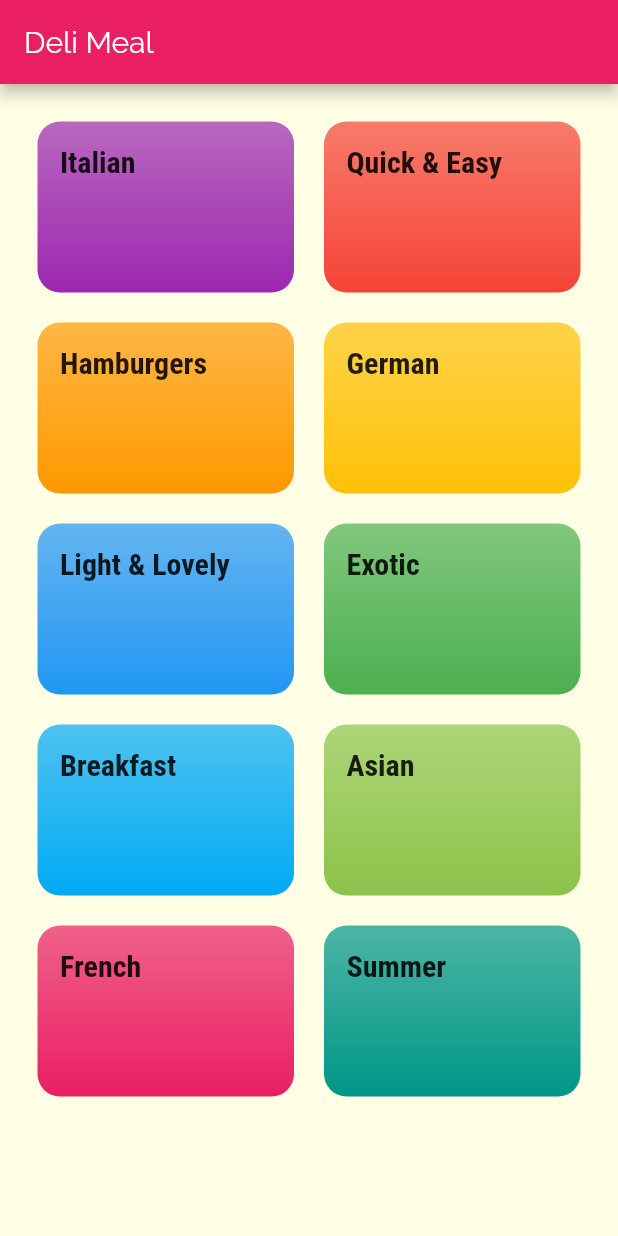
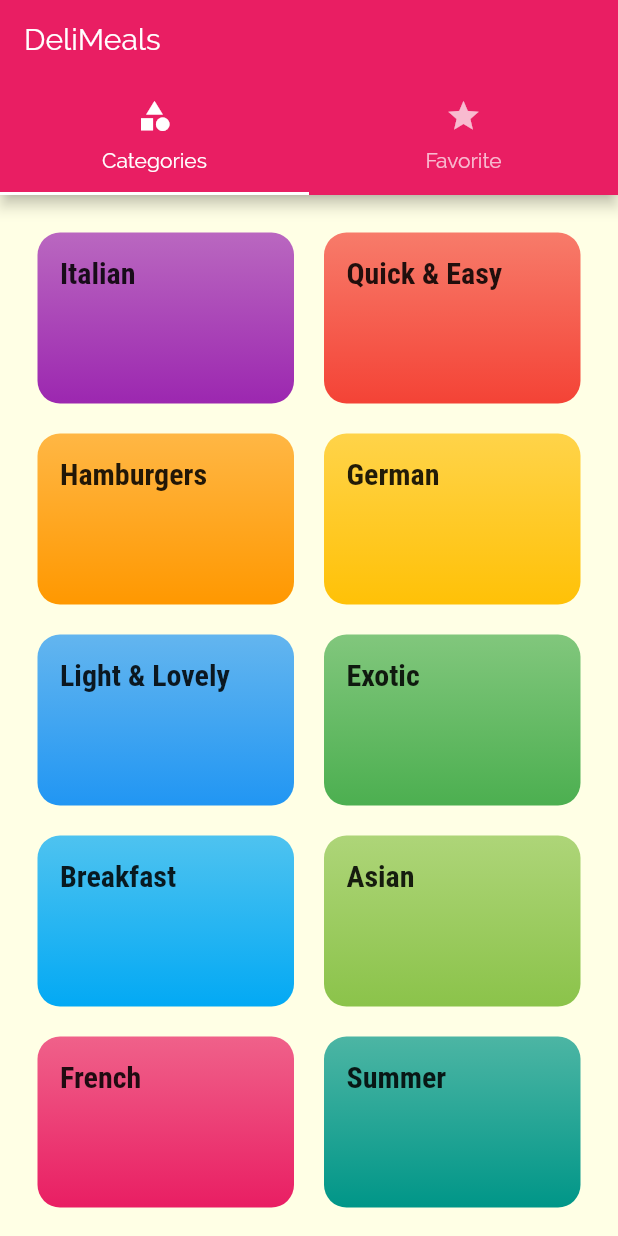
Before and after one commit to gaiyadev/deliMeals, a Flutter app: the screen it shows after launch, on a phone screen of 412 x 824 dp. Run offline on Flutter 3.47's test engine with Material 2 defaults, Android fonts, the phone set to English and light mode, and no system bars.

Commit message:
feat: added tabs and alot of features

```diff
--- a/lib/main.dart
+++ b/lib/main.dart
@@ -1,6 +1,7 @@
 import 'package:flutter/material.dart';
-import 'package:navigation/screen/categories_screen.dart';
 import 'package:navigation/screen/category_meals_screen.dart';
+import 'package:navigation/screen/meal_details_screen.dart';
+import 'package:navigation/screen/tabs_screen.dart';
 
 void main() => runApp(MyApp());
 
@@ -28,8 +29,9 @@ class MyApp extends StatelessWidget {
       // home: CategoriesScreen(),
       initialRoute: '/',
       routes: {
-        '/': (context) => CategoriesScreen(),
+        '/': (context) => TabsScreen(),
         CategoryMealScreen.id: (context) => CategoryMealScreen(),
+        MealDetailsScreen.id: (context) => MealDetailsScreen(),
       },
     );
   }
--- a/lib/screen/categories_screen.dart
+++ b/lib/screen/categories_screen.dart
@@ -5,11 +5,7 @@ import 'package:navigation/dummy_data.dart';
 class CategoriesScreen extends StatelessWidget {
   @override
   Widget build(BuildContext context) {
-    return Scaffold(
-      appBar: AppBar(
-        title: const Text('Deli Meal'),
-      ),
-      body: GridView(
+    return GridView(
       padding: const EdgeInsets.all(25.0),
       children: DUMMY_CATEGORIES
           .map(
@@ -26,7 +22,6 @@ class CategoriesScreen extends StatelessWidget {
         crossAxisSpacing: 20.0,
         mainAxisSpacing: 20.0,
       ),
-      ),
     );
   }
 }
--- a/lib/screen/category_meals_screen.dart
+++ b/lib/screen/category_meals_screen.dart
@@ -28,6 +28,7 @@ class CategoryMealScreen extends StatelessWidget {
       body: ListView.builder(
         itemBuilder: (ctx, index) {
           return MealItem(
+            id: categoryMeals[index].id,
             title: categoryMeals[index].title,
             affordability: categoryMeals[index].affordability,
             complexity: categoryMeals[index].complexity,
--- /dev/null
+++ b/lib/screen/tabs_screen.dart
@@ -0,0 +1,42 @@
+import 'package:flutter/material.dart';
+import 'package:navigation/screen/categories_screen.dart';
+import 'package:navigation/screen/fovoriteScreen.dart';
+
+class TabsScreen extends StatefulWidget {
+  @override
+  _TabsScreenState createState() => _TabsScreenState();
+}
+
+class _TabsScreenState extends State<TabsScreen> {
+  @override
+  Widget build(BuildContext context) {
+    return DefaultTabController(
+      length: 2,
+      initialIndex: 0,
+      child: Scaffold(
+        appBar: AppBar(
+          title: Text('DeliMeals'),
+          bottom: TabBar(
+            tabs: [
+              Tab(
+                icon: Icon(Icons.category),
+                text: 'Categories',
+              ),
+              Tab(
+                icon: Icon(Icons.star),
+                text: 'Favorite',
+              ),
+            ],
+            indicatorColor: Colors.white,
+            indicatorSize: TabBarIndicatorSize.tab,
+            labelPadding: EdgeInsets.all(2.0),
+          ),
+        ),
+        body: TabBarView(children: [
+          CategoriesScreen(),
+          FavoriteScreen(),
+        ]),
+      ),
+    );
+  }
+}
```
Also changed, not shown: lib/screen/fovoriteScreen.dart (added, +10 -0 lines), lib/screen/meal_details_screen.dart (added, +98 -0 lines), lib/widgets/meal_item.dart (+111 -7 lines). Lines whose indentation alone changed are shown as unchanged.
